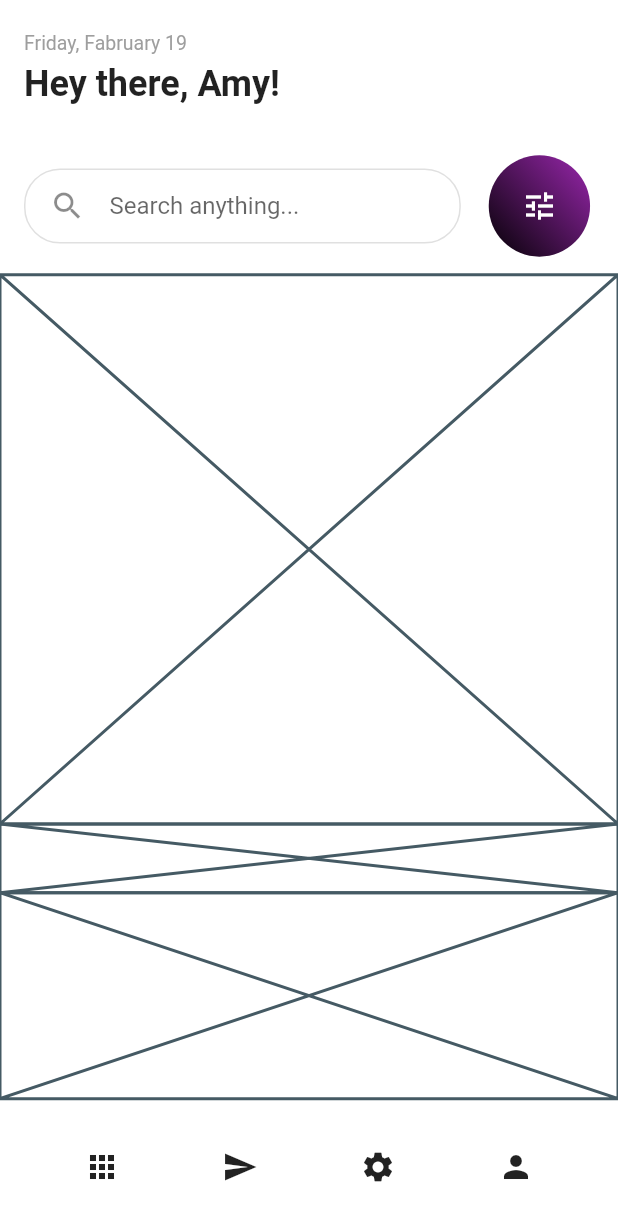
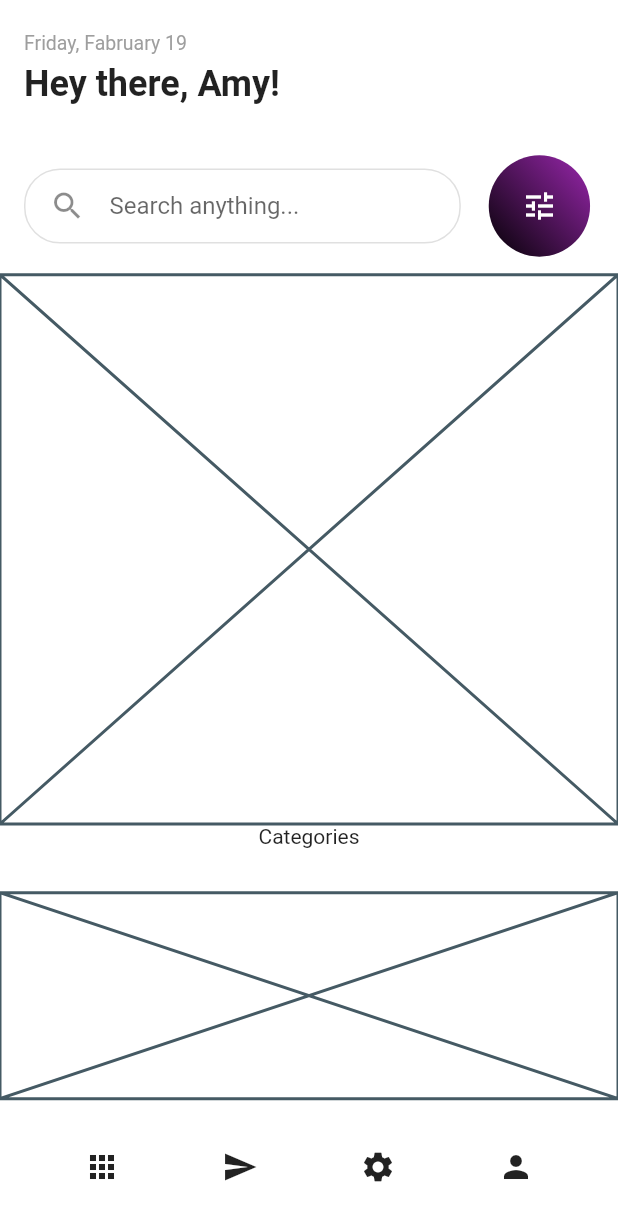
Before and after one commit to JAICHANGPARK/flutter_notebook_11th_story, a Flutter app: the screen it shows after launch, on a phone screen of 412 x 824 dp. Shown: the top 1221 px of the screen. Run offline on Flutter 3.47's test engine with Material 2 defaults, Android fonts, the phone set to English and light mode, and no system bars; our stand-ins replace backdrop, badges, flutter_inner_drawer, flutter_slidable, flutter_swiper, google_fonts.

Commit message:
Update experience_home_page.dart

```diff
--- a/lib/ep718_experience_app/experience_home_page.dart
+++ b/lib/ep718_experience_app/experience_home_page.dart
@@ -78,7 +78,7 @@ class _ExperienceHomePageState extends State<ExperienceHomePage> {
               children: [
                   Expanded(
                       flex: 2,
-                      child: Placeholder()),
+                      child: Text("Categories")),
                 Expanded(
                     flex: 6,
                     child: Placeholder()),
```
